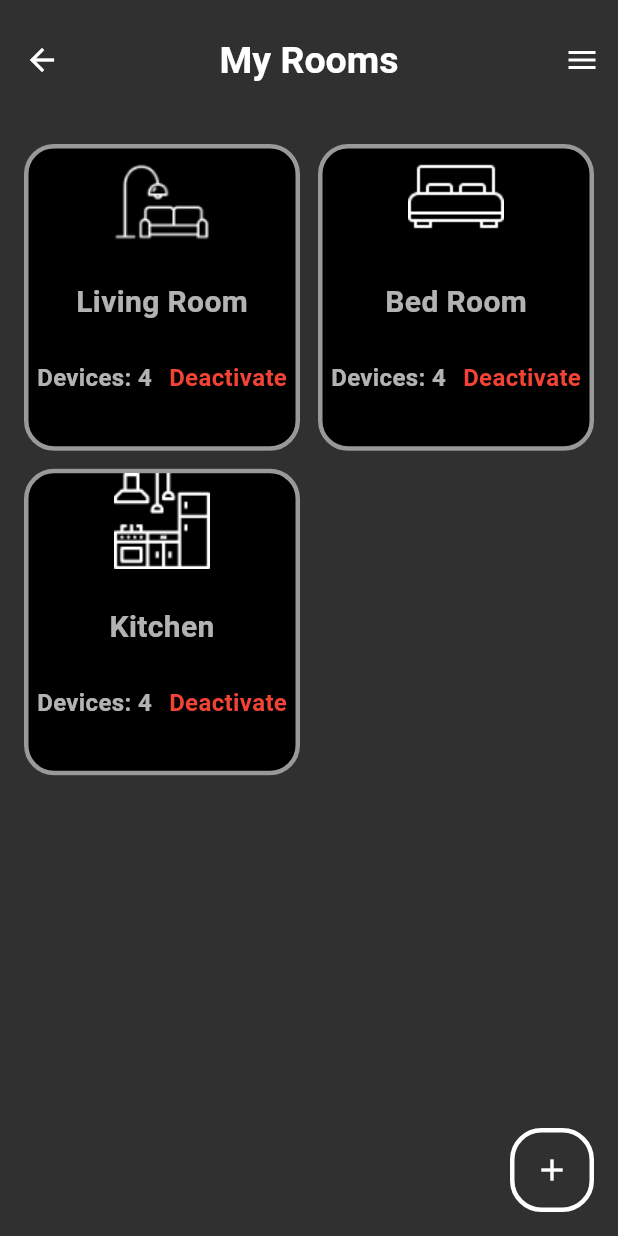
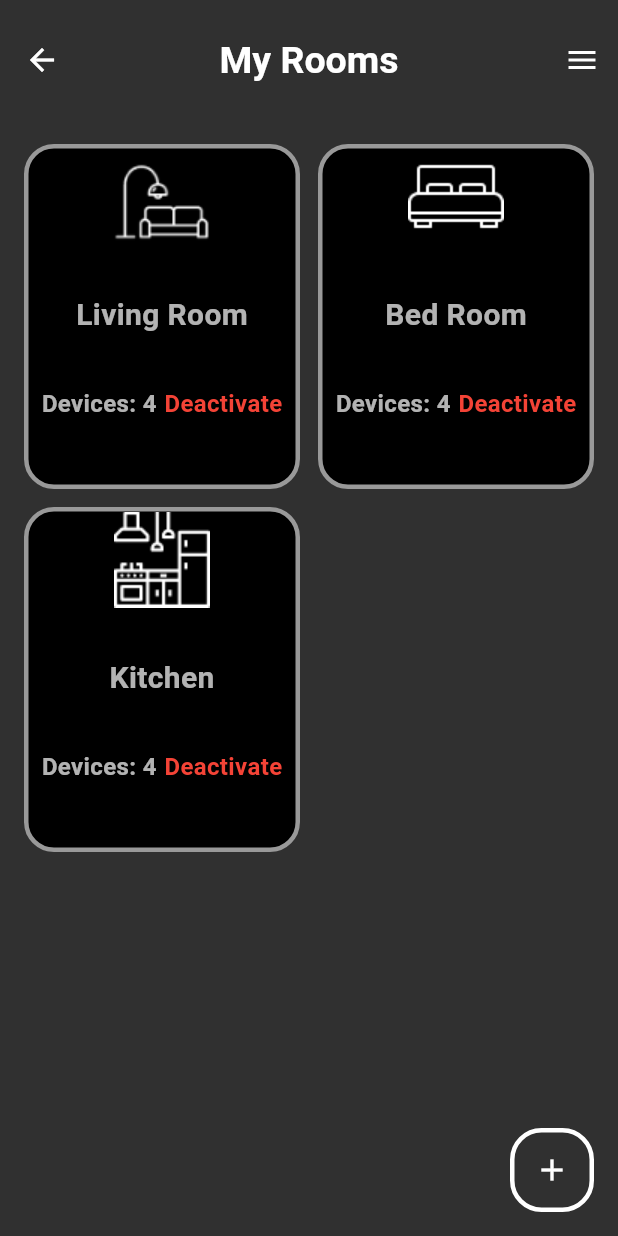
Before and after one commit to HTKFOOLISH/source_dart_code_folder, a Flutter app: the HomeScreen screen opened by its route, on a phone screen of 412 x 824 dp. Run offline on Flutter 3.47's test engine with Material 3 defaults, Android fonts, the phone set to English and light mode, and no system bars; our stand-ins replace shared_preferences; missing offline and left inert: mqtt_client; accounts and stored records are empty.

Commit message:
UI is OK now

```diff
--- a/CK/Take/test_folders/num_1_test/lib/routing/app_routes.dart
+++ b/CK/Take/test_folders/num_1_test/lib/routing/app_routes.dart
@@ -1,7 +1,7 @@
 class AppRoutes {
   static const login = '/login';
   static const home = '/home'; // thẻ các phòng
-  static const configRoom = 'config_room';
+  static const configRoom = '/config_room';
   static const device = '/device';
   static const configDevice = '/config_device';
 
@@ -9,11 +9,11 @@ class AppRoutes {
 
   // Điều hướng trang đến các phòng khi mới bắt đầu
   static const livingRoom = '/living_room';
-  static const bedRoom = 'bed_room';
-  static const kitchen = 'kitchen';
-  static const garage = 'garage';
-  static const garden = 'garden';
-  static const readingRoom = 'reading_room';
+  static const bedRoom = '/bed_room';
+  static const kitchen = '/kitchen';
+  static const garage = '/garage';
+  static const garden = '/garden';
+  static const readingRoom = '/reading_room';
 
   // Điều hướng đến các trang được thêm vào
 }
--- a/CK/Take/test_folders/num_1_test/lib/ui/home_screen/home_screen.dart
+++ b/CK/Take/test_folders/num_1_test/lib/ui/home_screen/home_screen.dart
@@ -62,6 +62,13 @@ class _HomeScreenState extends State<HomeScreen>
   Widget build(BuildContext context) {
     final rooms = context.watch<RoomProvider>().rooms;
 
+    final width = MediaQuery.of(context).size.width;
+    // đơn giản: 2 cột trên mobile nhỏ, 3 cột trên màn hình rộng hơn
+    final int crossAxisCount = width < 700 ? 2 : 3;
+
+    // childAspectRatio tinh theo width: nếu màn hình hẹp -> chiều cao lớn hơn (tile dài hơn)
+    final double childAspectRatio = width < 700 ? 0.8 : 1.05;
+
     return Scaffold(
       appBar: AppBar(
         title: const Text('My Rooms'),
@@ -94,9 +101,9 @@ class _HomeScreenState extends State<HomeScreen>
               children: [
                 GridView.builder(
                   padding: const EdgeInsets.all(16),
-                  gridDelegate: const SliverGridDelegateWithFixedCrossAxisCount(
-                    crossAxisCount: 2,
-                    childAspectRatio: 0.9,
+                  gridDelegate: SliverGridDelegateWithFixedCrossAxisCount(
+                    crossAxisCount: crossAxisCount,
+                    childAspectRatio: childAspectRatio,
                     crossAxisSpacing: 12,
                     mainAxisSpacing: 12,
                   ),
--- a/CK/Take/test_folders/num_1_test/lib/ui/home_screen/room_card.dart
+++ b/CK/Take/test_folders/num_1_test/lib/ui/home_screen/room_card.dart
@@ -70,14 +70,14 @@ class _RoomCardState extends State<RoomCard> {
         widget.onDoubleTap?.call();
 
         Future.delayed(const Duration(milliseconds: 300), () {
-          if (mounted) { // Thêm kiểm tra 'mounted' cho an toàn
+          if (mounted) {
+            // Thêm kiểm tra 'mounted' cho an toàn
             setState(() {
               isPress = false;
               // state = !state; // <-- [ĐÃ XOÁ] Không tự thay đổi state ở đây
             });
           }
         });
-
       },
 
       onTap: widget.onTap,
@@ -106,8 +106,8 @@ class _RoomCardState extends State<RoomCard> {
                 ),
               ),
             ),
-            Row(
-              mainAxisAlignment: MainAxisAlignment.spaceAround,
+            Wrap(
+              alignment: WrapAlignment.spaceAround,
               children: [
                 Text(
                   'Devices: ${widget.deviceCount}', // Lấy từ widget
@@ -117,6 +117,7 @@ class _RoomCardState extends State<RoomCard> {
                     fontWeight: FontWeight.bold,
                   ),
                 ),
+                const SizedBox(width: 5),
                 Text(
                   state
                       ? 'Activate'
--- a/CK/Take/test_folders/num_1_test/lib/ui/widgets/show_icon_options.dart
+++ b/CK/Take/test_folders/num_1_test/lib/ui/widgets/show_icon_options.dart
@@ -55,8 +55,7 @@ class _ShowIconOptionsState extends State<ShowIconOptions> {
       await prefs.remove('password'); // xoá key password
 
       // Quay lại màn hình login
-      Navigator.pushNamedAndRemoveUntil(
-          context, AppRoutes.login, (_) => false);
+      Navigator.pushNamedAndRemoveUntil(context, AppRoutes.login, (_) => false);
 
       // Hiển thị dòng chữ thông báo đăng xuất thành công
       ScaffoldMessenger.of(context).showSnackBar(
```
